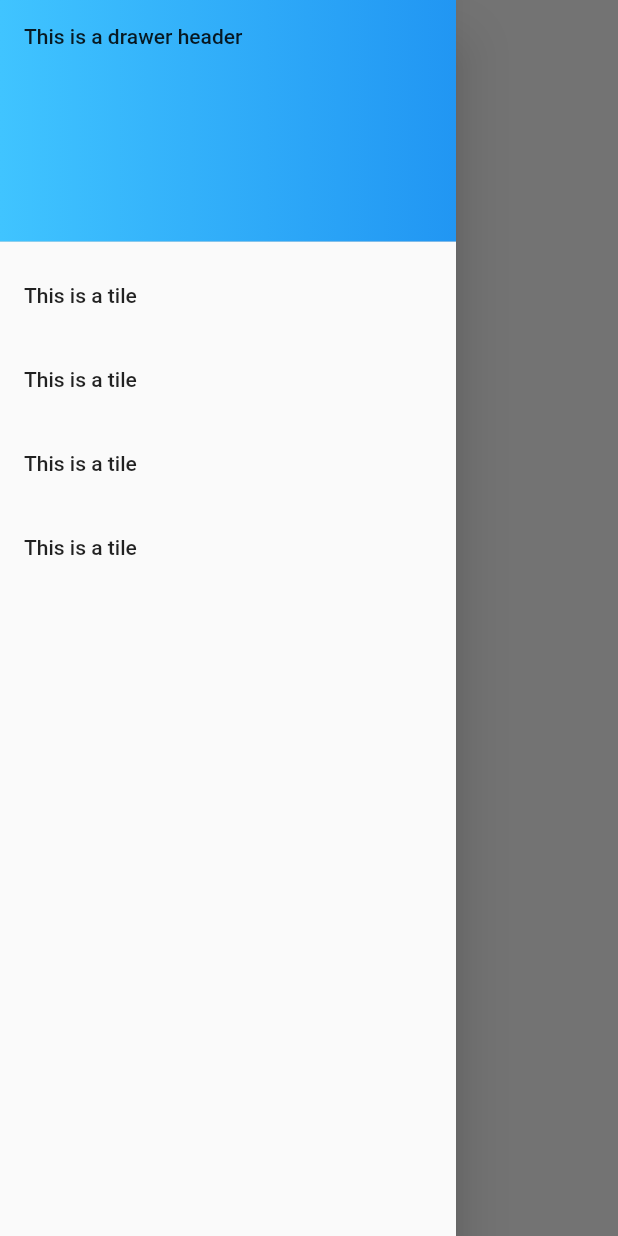
After one commit to SamKingDev/HighfieldHack2021, a Flutter app: the drawer screen opened directly, with the side drawer open, on a phone screen of 412 x 824 dp. The commit adds this screen. Run offline on Flutter 3.47's test engine with Material 2 defaults, Android fonts, the phone set to English and light mode, and no system bars.

Commit message:
creating app layout

```diff
--- a/App/lib/main.dart
+++ b/App/lib/main.dart
@@ -1,4 +1,5 @@
 import 'package:famealy/screens/login/login.dart';
+import 'package:famealy/screens/profile/profile.dart';
 import 'package:flutter/material.dart';
 
 void main() {
@@ -6,6 +7,7 @@ void main() {
     initialRoute: '/',
     routes: {
       '/': (context) => Login(),
+      '/profile': (context) => Profile(),
     },
   ));
 }
--- /dev/null
+++ b/App/lib/screens/drawer.dart
@@ -0,0 +1,38 @@
+import 'package:flutter/material.dart';
+
+class drawer extends StatelessWidget {
+  @override
+  Widget build(BuildContext context) {
+    return Scaffold(
+      drawer: Drawer(
+        child: ListView(
+          children: <Widget> [
+            DrawerHeader(
+                decoration: BoxDecoration(
+                  gradient: LinearGradient(colors: <Color>[
+                    Colors.lightBlueAccent,
+                    Colors.blue
+                  ])
+                ),
+                child: Text('This is a drawer header')),
+            ListTile(
+              title: Text('This is a tile'),
+              onTap: (){
+
+              },
+            ),
+            ListTile(
+              title: Text('This is a tile'),
+            ),
+            ListTile(
+              title: Text('This is a tile'),
+            ),
+            ListTile(
+              title: Text('This is a tile'),
+            ),
+          ],
+        ),
+      ),
+    );
+  }
+}
--- a/App/pubspec.yaml
+++ b/App/pubspec.yaml
@@ -45,9 +45,8 @@ flutter:
   uses-material-design: true
 
   # To add assets to your application, add an assets section, like this:
-  # assets:
-  #   - images/a_dot_burr.jpeg
-  #   - images/a_dot_ham.jpeg
+  assets:
+    - assets/
 
   # An image asset can refer to one or more resolution-specific "variants", see
   # https://flutter.dev/assets-and-images/#resolution-aware.
```
Also changed, not shown: App/lib/screens/login/login.dart (+4 -3 lines), App/lib/screens/profile/profile.dart (+95 -1 lines), App/assets/logo.png (added), App/lib/screens/Family/family.dart (added), App/lib/screens/Meal/MealPlan.dart (added), App/lib/screens/Meal/ShoppingList.dart (added), App/lib/screens/tutorials/tutorial.dart (added), 1 other file.
